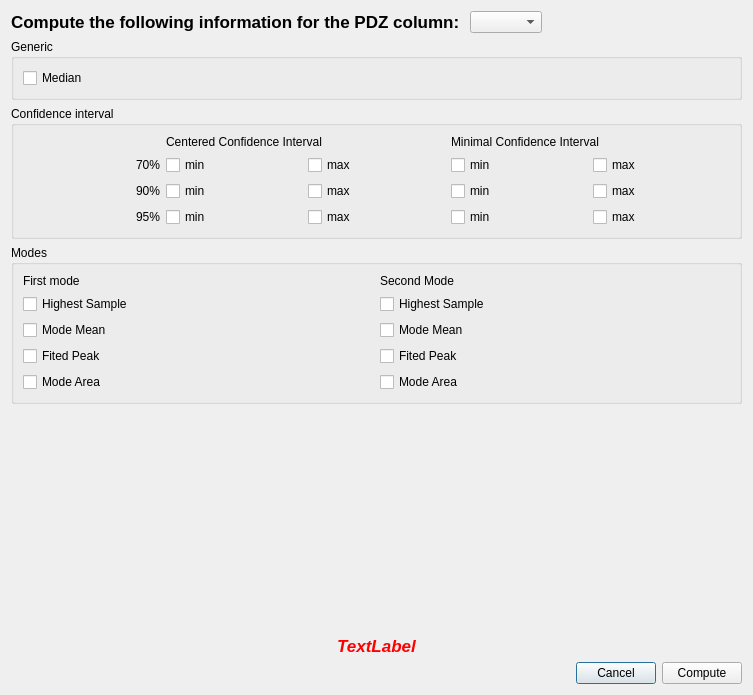
astrorama/Phosphoros, file PhzQtUI/auxdir/PhzQtUI/DialogPOP.ui: the form before one commit.
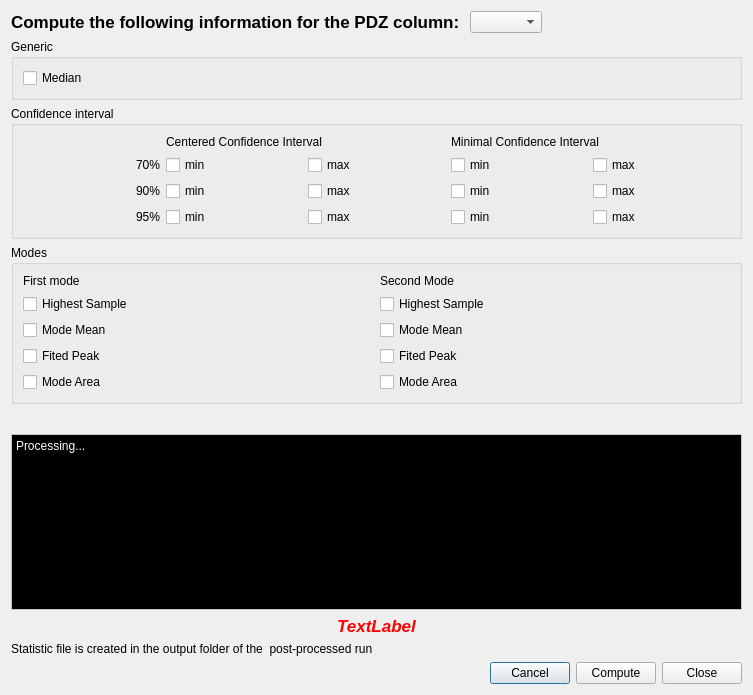
The form after the commit.

Commit message: Call the PDF processing + monitor run

The edit to the form file:
```diff
--- a/PhzQtUI/auxdir/PhzQtUI/DialogPOP.ui
+++ b/PhzQtUI/auxdir/PhzQtUI/DialogPOP.ui
@@ -307,6 +307,434 @@
      </property>
     </spacer>
    </item>
+   <item>
+    <widget class="QPlainTextEdit" name="out_cons">
+     <property name="enabled">
+      <bool>true</bool>
+     </property>
+     <property name="palette">
+      <palette>
+       <active>
+        <colorrole role="WindowText">
+         <brush brushstyle="SolidPattern">
+          <color alpha="255">
+           <red>0</red>
+           <green>0</green>
+           <blue>0</blue>
+          </color>
+         </brush>
+        </colorrole>
+        <colorrole role="Button">
+         <brush brushstyle="SolidPattern">
+          <color alpha="255">
+           <red>255</red>
+           <green>255</green>
+           <blue>255</blue>
+          </color>
+         </brush>
+        </colorrole>
+        <colorrole role="Light">
+         <brush brushstyle="SolidPattern">
+          <color alpha="255">
+           <red>255</red>
+           <green>255</green>
+           <blue>255</blue>
+          </color>
+         </brush>
+        </colorrole>
+        <colorrole role="Midlight">
+         <brush brushstyle="SolidPattern">
+          <color alpha="255">
+           <red>255</red>
+           <green>255</green>
+           <blue>255</blue>
+          </color>
+         </brush>
+        </colorrole>
+        <colorrole role="Dark">
+         <brush brushstyle="SolidPattern">
+          <color alpha="255">
+           <red>127</red>
+           <green>127</green>
+           <blue>127</blue>
+          </color>
+         </brush>
+        </colorrole>
+        <colorrole role="Mid">
+         <brush brushstyle="SolidPattern">
+          <color alpha="255">
+           <red>170</red>
+           <green>170</green>
+           <blue>170</blue>
+          </color>
+         </brush>
+        </colorrole>
+        <colorrole role="Text">
+         <brush brushstyle="SolidPattern">
+          <color alpha="255">
+           <red>255</red>
+           <green>255</green>
+           <blue>255</blue>
+          </color>
+         </brush>
+        </colorrole>
+        <colorrole role="BrightText">
+         <brush brushstyle="SolidPattern">
+          <color alpha="255">
+           <red>255</red>
+           <green>255</green>
+           <blue>255</blue>
+          </color>
+         </brush>
+        </colorrole>
+        <colorrole role="ButtonText">
+         <brush brushstyle="SolidPattern">
+          <color alpha="255">
+           <red>0</red>
+           <green>0</green>
+           <blue>0</blue>
+          </color>
+         </brush>
+        </colorrole>
+        <colorrole role="Base">
+         <brush brushstyle="SolidPattern">
+          <color alpha="255">
+           <red>0</red>
+           <green>0</green>
+           <blue>0</blue>
+          </color>
+         </brush>
+        </colorrole>
+        <colorrole role="Window">
+         <brush brushstyle="SolidPattern">
+          <color alpha="255">
+           <red>255</red>
+           <green>255</green>
+           <blue>255</blue>
+          </color>
+         </brush>
+        </colorrole>
+        <colorrole role="Shadow">
+         <brush brushstyle="SolidPattern">
+          <color alpha="255">
+           <red>0</red>
+           <green>0</green>
+           <blue>0</blue>
+          </color>
+         </brush>
+        </colorrole>
+        <colorrole role="AlternateBase">
+         <brush brushstyle="SolidPattern">
+          <color alpha="255">
+           <red>255</red>
+           <green>255</green>
+           <blue>255</blue>
+          </color>
+         </brush>
+        </colorrole>
+        <colorrole role="ToolTipBase">
+         <brush brushstyle="SolidPattern">
+          <color alpha="255">
+           <red>255</red>
+           <green>255</green>
+           <blue>220</blue>
+          </color>
+         </brush>
+        </colorrole>
+        <colorrole role="ToolTipText">
+         <brush brushstyle="SolidPattern">
+          <color alpha="255">
+           <red>0</red>
+           <green>0</green>
+           <blue>0</blue>
+          </color>
+         </brush>
+        </colorrole>
+       </active>
+       <inactive>
+        <colorrole role="WindowText">
+         <brush brushstyle="SolidPattern">
+          <color alpha="255">
+           <red>0</red>
+           <green>0</green>
+           <blue>0</blue>
+          </color>
+         </brush>
+        </colorrole>
+        <colorrole role="Button">
+         <brush brushstyle="SolidPattern">
+          <color alpha="255">
+           <red>255</red>
+           <green>255</green>
+           <blue>255</blue>
+          </color>
+         </brush>
+        </colorrole>
+        <colorrole role="Light">
+         <brush brushstyle="SolidPattern">
+          <color alpha="255">
+           <red>255</red>
+           <green>255</green>
+           <blue>255</blue>
+          </color>
+         </brush>
+        </colorrole>
+        <colorrole role="Midlight">
+         <brush brushstyle="SolidPattern">
+          <color alpha="255">
+           <red>255</red>
+           <green>255</green>
+           <blue>255</blue>
+          </color>
+         </brush>
+        </colorrole>
+        <colorrole role="Dark">
+         <brush brushstyle="SolidPattern">
+          <color alpha="255">
+           <red>127</red>
+           <green>127</green>
+           <blue>127</blue>
+          </color>
+         </brush>
+        </colorrole>
+        <colorrole role="Mid">
+         <brush brushstyle="SolidPattern">
+          <color alpha="255">
+           <red>170</red>
+           <green>170</green>
+           <blue>170</blue>
+          </color>
+         </brush>
+        </colorrole>
+        <colorrole role="Text">
+         <brush brushstyle="SolidPattern">
+          <color alpha="255">
+           <red>255</red>
+           <green>255</green>
+           <blue>255</blue>
+          </color>
+         </brush>
+        </colorrole>
+        <colorrole role="BrightText">
+         <brush brushstyle="SolidPattern">
+          <color alpha="255">
+           <red>255</red>
+           <green>255</green>
+           <blue>255</blue>
+          </color>
+         </brush>
+        </colorrole>
+        <colorrole role="ButtonText">
+         <brush brushstyle="SolidPattern">
+          <color alpha="255">
+           <red>0</red>
+           <green>0</green>
+           <blue>0</blue>
+          </color>
+         </brush>
+        </colorrole>
+        <colorrole role="Base">
+         <brush brushstyle="SolidPattern">
+          <color alpha="255">
+           <red>0</red>
+           <green>0</green>
+           <blue>0</blue>
+          </color>
+         </brush>
+        </colorrole>
+        <colorrole role="Window">
+         <brush brushstyle="SolidPattern">
+          <color alpha="255">
+           <red>255</red>
+           <green>255</green>
+           <blue>255</blue>
+          </color>
+         </brush>
+        </colorrole>
+        <colorrole role="Shadow">
+         <brush brushstyle="SolidPattern">
+          <color alpha="255">
+           <red>0</red>
+           <green>0</green>
+           <blue>0</blue>
+          </color>
+         </brush>
+        </colorrole>
+        <colorrole role="AlternateBase">
+         <brush brushstyle="SolidPattern">
+          <color alpha="255">
+           <red>255</red>
+           <green>255</green>
+           <blue>255</blue>
+          </color>
+         </brush>
+        </colorrole>
+        <colorrole role="ToolTipBase">
+         <brush brushstyle="SolidPattern">
+          <color alpha="255">
+           <red>255</red>
+           <green>255</green>
+           <blue>220</blue>
+          </color>
+         </brush>
+        </colorrole>
+        <colorrole role="ToolTipText">
+         <brush brushstyle="SolidPattern">
+          <color alpha="255">
+           <red>0</red>
+           <green>0</green>
+           <blue>0</blue>
+          </color>
+         </brush>
+        </colorrole>
+       </inactive>
+       <disabled>
+        <colorrole role="WindowText">
+         <brush brushstyle="SolidPattern">
+          <color alpha="255">
+           <red>127</red>
+           <green>127</green>
+           <blue>127</blue>
+          </color>
+         </brush>
+        </colorrole>
+        <colorrole role="Button">
+         <brush brushstyle="SolidPattern">
+          <color alpha="255">
+           <red>255</red>
+           <green>255</green>
+           <blue>255</blue>
+          </color>
+         </brush>
+        </colorrole>
+        <colorrole role="Light">
+         <brush brushstyle="SolidPattern">
+          <color alpha="255">
+           <red>255</red>
+           <green>255</green>
+           <blue>255</blue>
+          </color>
+         </brush>
+        </colorrole>
+        <colorrole role="Midlight">
+         <brush brushstyle="SolidPattern">
+          <color alpha="255">
+           <red>255</red>
+           <green>255</green>
+           <blue>255</blue>
+          </color>
+         </brush>
+        </colorrole>
+        <colorrole role="Dark">
+         <brush brushstyle="SolidPattern">
+          <color alpha="255">
+           <red>127</red>
+           <green>127</green>
+           <blue>127</blue>
+          </color>
+         </brush>
+        </colorrole>
+        <colorrole role="Mid">
+         <brush brushstyle="SolidPattern">
+          <color alpha="255">
+           <red>170</red>
+           <green>170</green>
+           <blue>170</blue>
+          </color>
+         </brush>
+        </colorrole>
+        <colorrole role="Text">
+         <brush brushstyle="SolidPattern">
+          <color alpha="255">
+           <red>127</red>
+           <green>127</green>
+           <blue>127</blue>
+          </color>
+         </brush>
+        </colorrole>
+        <colorrole role="BrightText">
+         <brush brushstyle="SolidPattern">
+          <color alpha="255">
+           <red>255</red>
+           <green>255</green>
+           <blue>255</blue>
+          </color>
+         </brush>
+        </colorrole>
+        <colorrole role="ButtonText">
+         <brush brushstyle="SolidPattern">
+          <color alpha="255">
+           <red>127</red>
+           <green>127</green>
+           <blue>127</blue>
+          </color>
+         </brush>
+        </colorrole>
+        <colorrole role="Base">
+         <brush brushstyle="SolidPattern">
+          <color alpha="255">
+           <red>0</red>
+           <green>0</green>
+           <blue>0</blue>
+          </color>
+         </brush>
+        </colorrole>
+        <colorrole role="Window">
+         <brush brushstyle="SolidPattern">
+          <color alpha="255">
+           <red>255</red>
+           <green>255</green>
+           <blue>255</blue>
+          </color>
+         </brush>
+        </colorrole>
+        <colorrole role="Shadow">
+         <brush brushstyle="SolidPattern">
+          <color alpha="255">
+           <red>0</red>
+           <green>0</green>
+           <blue>0</blue>
+          </color>
+         </brush>
+        </colorrole>
+        <colorrole role="AlternateBase">
+         <brush brushstyle="SolidPattern">
+          <color alpha="255">
+           <red>255</red>
+           <green>255</green>
+           <blue>255</blue>
+          </color>
+         </brush>
+        </colorrole>
+        <colorrole role="ToolTipBase">
+         <brush brushstyle="SolidPattern">
+          <color alpha="255">
+           <red>255</red>
+           <green>255</green>
+           <blue>220</blue>
+          </color>
+         </brush>
+        </colorrole>
+        <colorrole role="ToolTipText">
+         <brush brushstyle="SolidPattern">
+          <color alpha="255">
+           <red>0</red>
+           <green>0</green>
+           <blue>0</blue>
+          </color>
+         </brush>
+        </colorrole>
+       </disabled>
+      </palette>
+     </property>
+     <property name="focusPolicy">
+      <enum>Qt::NoFocus</enum>
+     </property>
+     <property name="plainText">
+      <string>Processing...</string>
+     </property>
+    </widget>
+   </item>
    <item>
     <widget class="QLabel" name="lbl_warning">
      <property name="palette">
@@ -740,6 +1168,13 @@
      </property>
     </widget>
    </item>
+   <item>
+    <widget class="QLabel" name="label_9">
+     <property name="text">
+      <string>Statistic file is created in the output folder of the  post-processed run</string>
+     </property>
+    </widget>
+   </item>
    <item>
     <layout class="QHBoxLayout" name="horizontalLayout_2">
      <item>
@@ -769,6 +1204,13 @@
        </property>
       </widget>
      </item>
+     <item>
+      <widget class="QPushButton" name="btn_close">
+       <property name="text">
+        <string>Close</string>
+       </property>
+      </widget>
+     </item>
     </layout>
    </item>
   </layout>
```
The commit also changes 3 other files.
